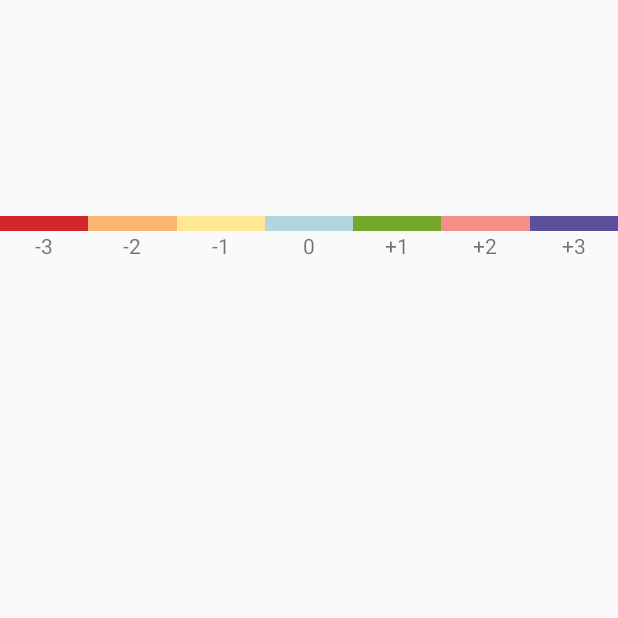
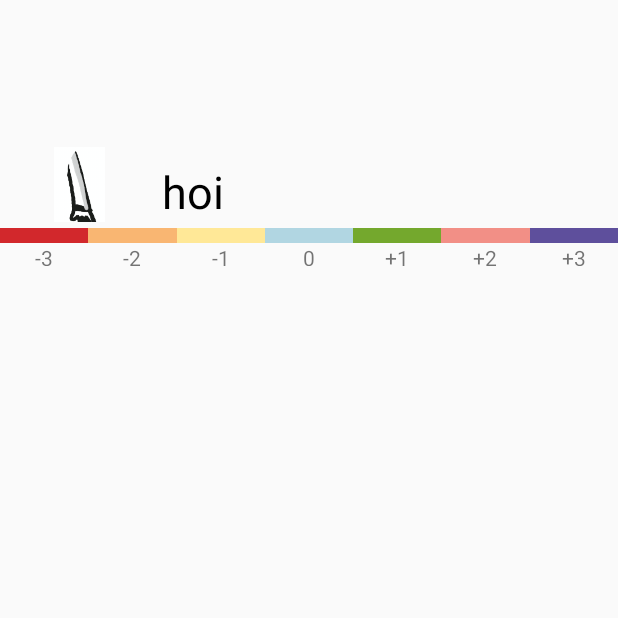
Before and after one commit to 500730771/AppA-S, an Android app: the HeaderFragment screen opened directly, with no data from a screen before it, on a phone screen of 412 x 824 dp, the top half of it. Run offline under Robolectric (Android 15) with nearby library versions, the phone set to English and light mode, and no system bars; 6 statements that could not run were skipped.

Commit message:
update header scrollmenuactivity

```diff
--- a/AppAENS/app/src/main/res/layout/activity_scroll_menu.xml
+++ b/AppAENS/app/src/main/res/layout/activity_scroll_menu.xml
@@ -22,6 +22,7 @@
         android:id="@+id/header_fragment"
         android:layout_width="match_parent"
         android:layout_height="50dp"
+        android:layout_margin="8dp"
         app:layout_constraintEnd_toEndOf="parent"
         app:layout_constraintStart_toStartOf="parent"
         app:layout_constraintTop_toBottomOf="@+id/idMenu_NavigationList">
@@ -208,18 +209,6 @@
 
     </android.support.constraint.ConstraintLayout>
 
-    <!--<android.support.v7.widget.RecyclerView-->
-        <!--android:id="@+id/idMenu_InformationList"-->
-        <!--android:layout_width="wrap_content"-->
-        <!--android:layout_height="wrap_content"-->
-        <!--android:layout_gravity="center"-->
-        <!--android:layout_marginTop="4dp"-->
-        <!--android:layout_marginBottom="4dp"-->
-        <!--android:scrollbars="none"-->
-        <!--app:layout_constraintTop_toBottomOf="@+id/header_fragment"-->
-        <!--app:layout_constraintEnd_toEndOf="parent"-->
-        <!--app:layout_constraintStart_toStartOf="parent"/>-->
-
     <FrameLayout
         android:id="@+id/question_fragment"
         android:layout_width="match_parent"
--- a/AppAENS/app/src/main/res/layout/fragment_header.xml
+++ b/AppAENS/app/src/main/res/layout/fragment_header.xml
@@ -6,7 +6,6 @@
     android:layout_height="60dp"
     tools:context=".fragment.HeaderFragment">
 
-    <!-- TODO: Update blank fragment layout -->
     <LinearLayout
         android:layout_width="match_parent"
         android:layout_height="match_parent"
@@ -16,18 +15,20 @@
             android:id="@+id/idFragment_image"
             android:layout_width="90dp"
             android:layout_height="match_parent"
-            android:gravity="center"
-            android:scaleType="centerInside"/>
+            android:gravity="center_horizontal"
+            android:scaleType="fitCenter"
+            app:srcCompat="@drawable/armen" />
 
         <TextView
             android:id="@+id/idFragment_text"
             android:layout_width="match_parent"
             android:layout_height="match_parent"
+            android:layout_marginLeft="10dp"
+            android:gravity="center_vertical"
             android:scaleType="centerInside"
+            android:text="hoi"
             android:textColor="@color/colorBlack"
-            android:gravity="center_vertical"
-            android:layout_marginLeft="10dp"
-            android:textSize="30sp"/>
+            android:textSize="30sp" />
     </LinearLayout>
 
 </FrameLayout>
```
